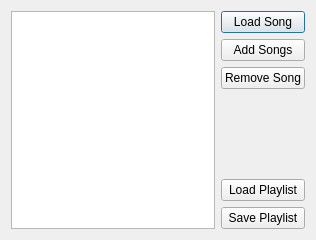
Above: playlist_ui.ui from Vampouille/superboucle before the change. Below: the same form after it.
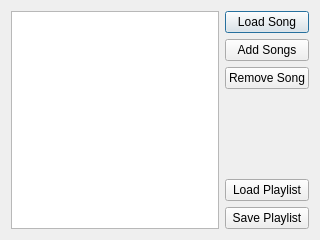
That is the form after the change.

Commit message: resized device manager, playlist editor and port manager with the same width

Patch:
```diff
--- a/playlist_ui.ui
+++ b/playlist_ui.ui
@@ -6,7 +6,7 @@
    <rect>
     <x>0</x>
     <y>0</y>
-    <width>316</width>
+    <width>320</width>
     <height>240</height>
    </rect>
   </property>
```
The commit also changes 2 other files.
